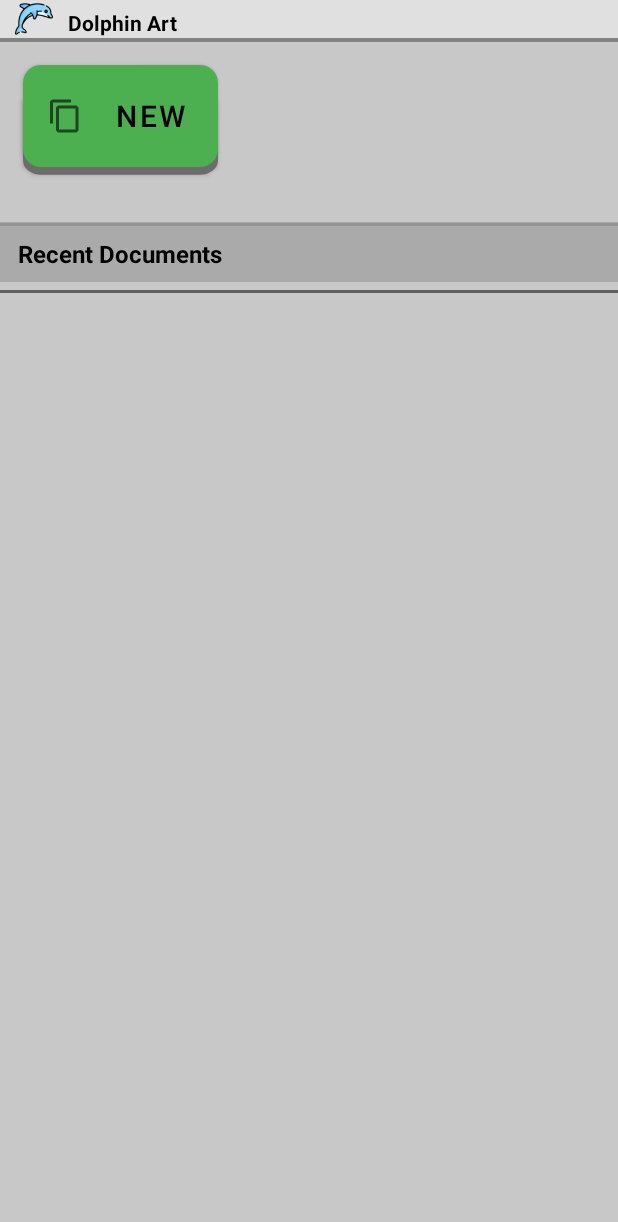
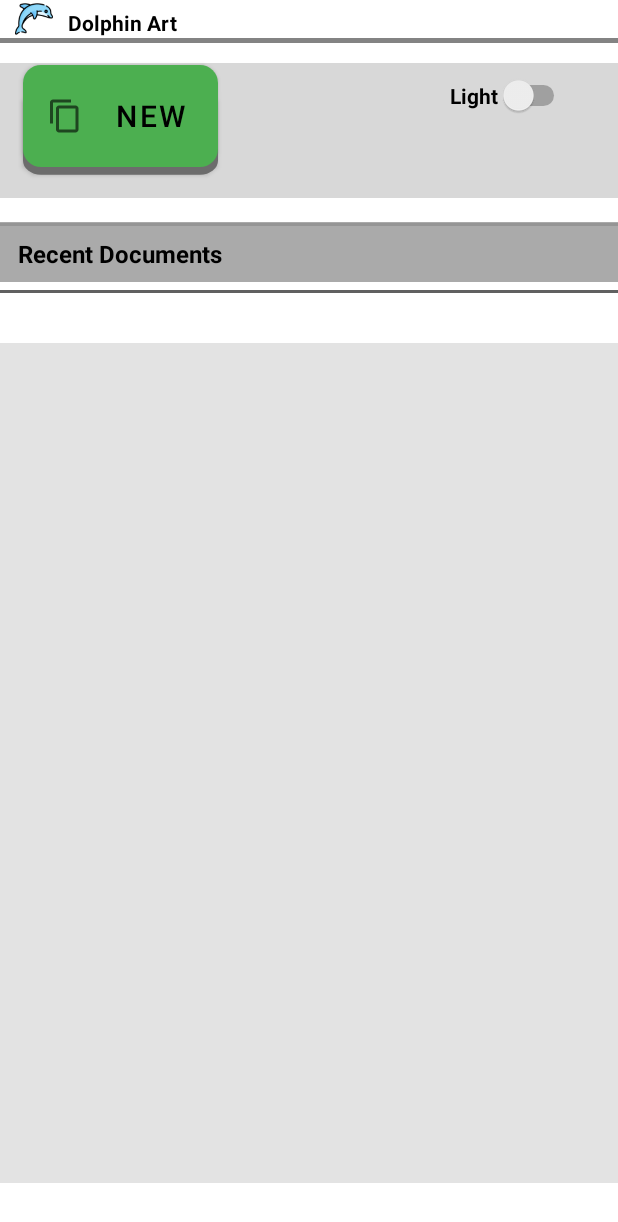
Before and after one commit to SCCapstone/TeamDolphin, an Android app: the screen it shows after launch (MainActivity), on a phone screen of 412 x 824 dp. Shown: the top 1222 px of the screen. Run offline under Robolectric (Android 15) with nearby library versions, the phone set to English and light mode, and no system bars.

Commit message:
Added working Theme button to Home page

```diff
--- a/app/src/main/res/layout/activity_file_creation.xml
+++ b/app/src/main/res/layout/activity_file_creation.xml
@@ -38,13 +38,6 @@
         app:layout_constraintStart_toEndOf="@+id/text_createProject"
         android:name="com.example.teamdolphin.ToggleTheme"
         app:layout_constraintTop_toBottomOf="@+id/appbar_container" />
-
-    <androidx.fragment.app.FragmentContainerView
-        android:id="@+id/container_toggleThemeButton"
-        android:layout_width="match_parent"
-        android:layout_height="match_parent"
-        android:name="com.example.teamdolphin.ToggleTheme"
-        tools:layout="@layout/fragment_toggle_theme"/>
 
     <androidx.fragment.app.FragmentContainerView
         android:id="@+id/image_preview_container"
--- a/app/src/main/res/layout/activity_main.xml
+++ b/app/src/main/res/layout/activity_main.xml
@@ -4,26 +4,29 @@
     xmlns:tools="http://schemas.android.com/tools"
     android:layout_width="match_parent"
     android:layout_height="match_parent"
+    android:scrollbarSize="20dp"
+    android:scrollbarStyle="insideInset"
     tools:context=".MainActivity">
 
 
     <View
         android:id="@+id/colored_bar7"
         android:layout_width="420dp"
-        android:layout_height="match_parent"
+        android:layout_height="560dp"
+        android:alpha="0.5"
         android:background="#C8C8C8"
         app:layout_constraintBottom_toBottomOf="parent"
         app:layout_constraintEnd_toEndOf="parent"
         app:layout_constraintHorizontal_bias="0.0"
         app:layout_constraintStart_toStartOf="parent"
-        app:layout_constraintTop_toTopOf="@+id/colored_bar"
-        app:layout_constraintVertical_bias="0.421" />
+        app:layout_constraintTop_toTopOf="@+id/colored_bar5" />
 
 
     <View
         android:id="@+id/colored_bar"
         android:layout_width="420dp"
         android:layout_height="28dp"
+        android:alpha="0.0"
         android:background="@color/color_primaryLight"
         app:layout_constraintBottom_toBottomOf="parent"
         app:layout_constraintEnd_toEndOf="parent"
@@ -32,23 +35,24 @@
         app:layout_constraintTop_toTopOf="parent"
         app:layout_constraintVertical_bias="0.0" />
 
+
     <View
         android:id="@+id/colored_bar2"
         android:layout_width="420dp"
-        android:layout_height="100dp"
+        android:layout_height="90dp"
+        android:alpha="0.7"
         android:background="#C8C8C8"
-        app:layout_constraintBottom_toBottomOf="parent"
+        app:layout_constraintBottom_toTopOf="@+id/colored_bar3"
         app:layout_constraintEnd_toEndOf="parent"
         app:layout_constraintHorizontal_bias="0.555"
         app:layout_constraintStart_toStartOf="parent"
-        app:layout_constraintTop_toTopOf="@+id/colored_bar"
-        app:layout_constraintVertical_bias="0.036" />
-
+        app:layout_constraintTop_toBottomOf="@+id/appbar_container2" />
 
     <View
         android:id="@+id/colored_bar3"
         android:layout_width="420dp"
         android:layout_height="40dp"
+        android:alpha="1"
         android:background="#AAAAAA"
         app:layout_constraintBottom_toBottomOf="parent"
         app:layout_constraintEnd_toEndOf="parent"
@@ -100,19 +104,16 @@
         android:layout_width="420dp"
         android:layout_height="3dp"
         android:background="#838383"
-        app:layout_constraintBottom_toBottomOf="parent"
         app:layout_constraintEnd_toEndOf="parent"
         app:layout_constraintHorizontal_bias="1.0"
         app:layout_constraintStart_toStartOf="parent"
-        app:layout_constraintTop_toTopOf="@+id/colored_bar"
-        app:layout_constraintVertical_bias="0.03" />
+        app:layout_constraintTop_toBottomOf="@+id/appbar_container2" />
 
     <androidx.fragment.app.FragmentContainerView
         android:id="@+id/appbar_container2"
         android:name="com.example.teamdolphin.ToolbarFragment"
         android:layout_width="match_parent"
         android:layout_height="25dp"
-        android:background="@color/color_primaryLight"
         app:layout_constraintTop_toTopOf="parent"
         tools:layout="@layout/fragment_toolbar"
         tools:layout_editor_absoluteX="-4dp" />
@@ -189,5 +190,11 @@
         </ScrollView>
     </LinearLayout>
 
+    <androidx.fragment.app.FragmentContainerView
+        android:id="@+id/container_toggleThemeButton"
+        android:name="com.example.teamdolphin.ToggleTheme"
+        android:layout_width="match_parent"
+        android:layout_height="match_parent"
+        tools:layout="@layout/fragment_toggle_theme" />
 
 </androidx.constraintlayout.widget.ConstraintLayout>
```
